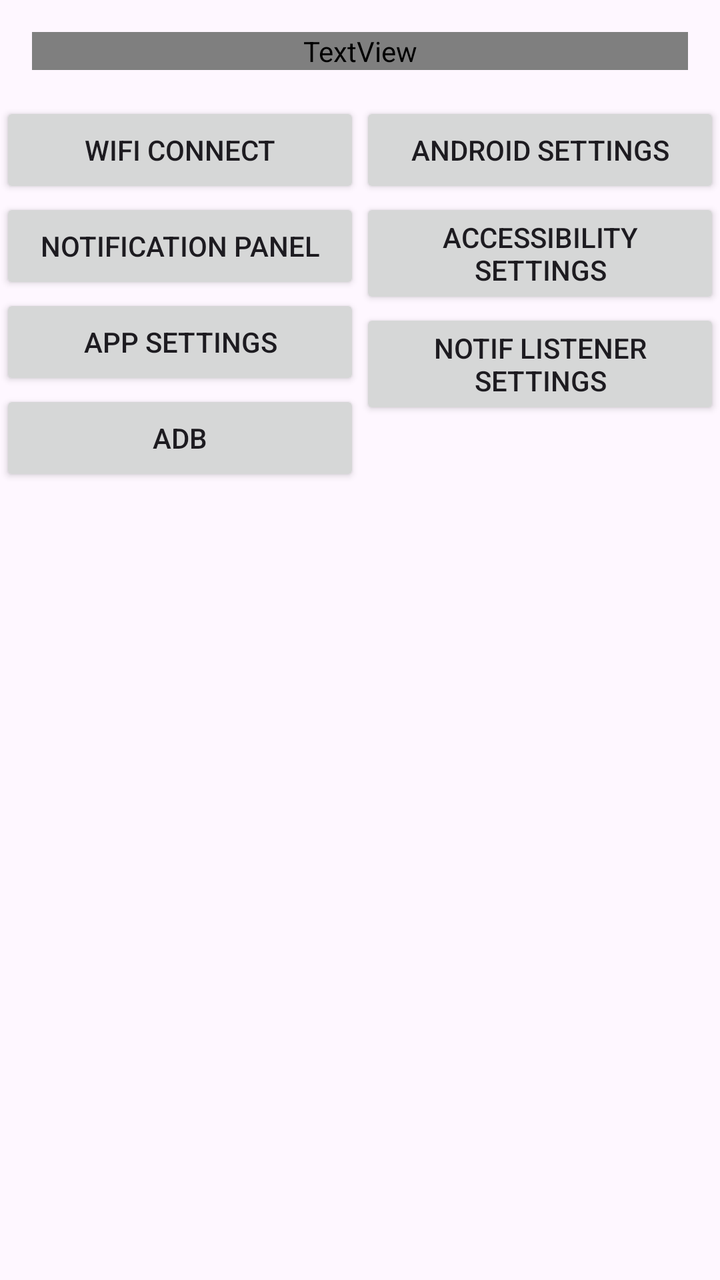
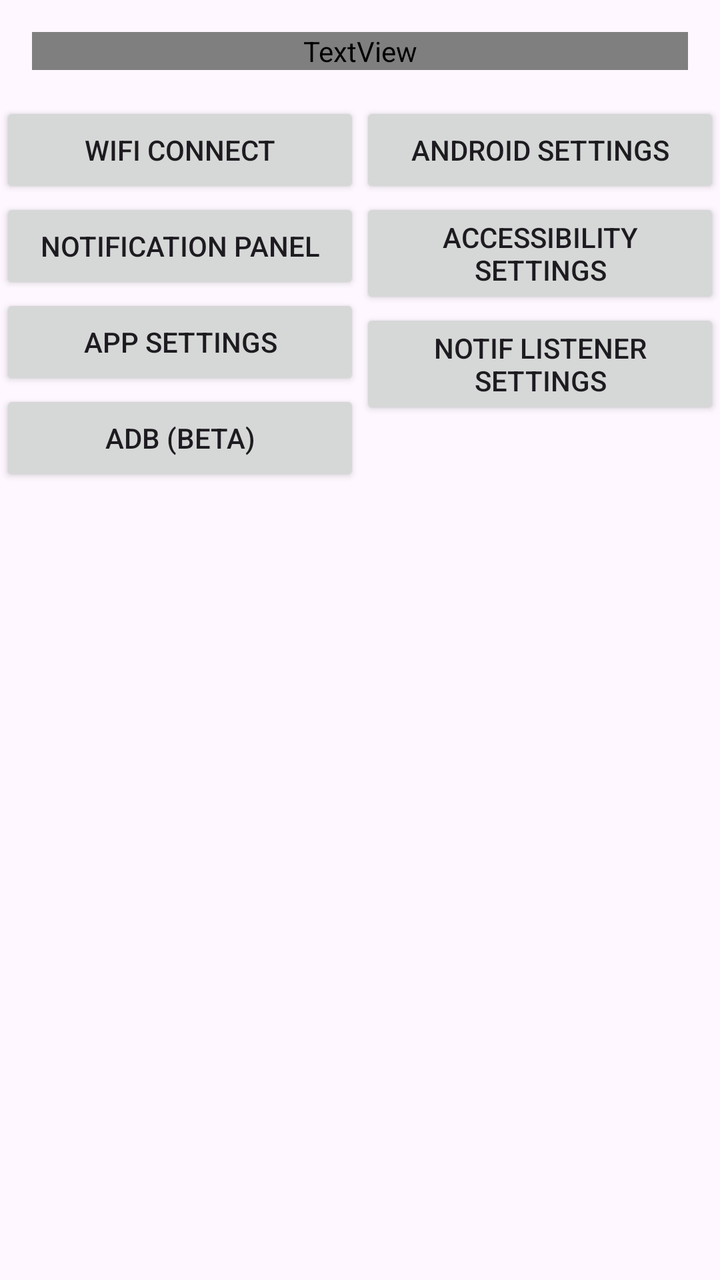

Compare the two renders of this Android layout. The source of the first and the diff that turns it into the second are given below.
<!-- AndroidManifest.xml: application theme Theme.Attitude -->
<!-- res/layout/activity_main.xml -->
<?xml version="1.0" encoding="utf-8"?>
<LinearLayout xmlns:android="http://schemas.android.com/apk/res/android"
    xmlns:app="http://schemas.android.com/apk/res-auto"
    xmlns:tools="http://schemas.android.com/tools"
    android:id="@+id/main"
    android:layout_width="match_parent"
    android:layout_height="match_parent"
    android:orientation="vertical"
    tools:context=".MainActivity">


    <TextView
        android:layout_width="match_parent"
        android:layout_height="wrap_content"
        android:layout_margin="16dp"
        android:drawablePadding="16dp"
        android:gravity="center_vertical"
        android:text="@string/app_name"
        app:drawableStartCompat="@mipmap/ic_launcher_round"
        style="@style/TextAppearance.Material3.TitleLarge"
        />



    <LinearLayout
        android:layout_width="match_parent"
        android:layout_height="match_parent"
        android:orientation="horizontal"
        >

        <LinearLayout
            android:layout_width="match_parent"
            android:layout_height="match_parent"
            android:layout_weight="1"
            android:orientation="vertical">

            <Button
                android:id="@+id/wifi_connect_button"
                android:layout_width="match_parent"
                android:layout_height="wrap_content"
                android:text="wifi connect" />

            <Button
                android:id="@+id/notification_panel_button"
                android:layout_width="match_parent"
                android:layout_height="wrap_content"
                android:text="notification panel" />

            <Button
                android:id="@+id/settings_button"
                android:layout_width="match_parent"
                android:layout_height="wrap_content"
                android:text="app settings" />

            <Button
                android:id="@+id/adb_button"
                android:layout_width="match_parent"
                android:layout_height="wrap_content"
                android:text="adb" />
        </LinearLayout>

        <LinearLayout
            android:layout_width="match_parent"
            android:layout_height="match_parent"
            android:layout_weight="1"
            android:orientation="vertical">

            <Button
                android:id="@+id/android_settings_button"
                android:layout_width="match_parent"
                android:layout_height="wrap_content"
                android:text="android settings" />

            <Button
                android:id="@+id/accessibility_settings_button"
                android:layout_width="match_parent"
                android:layout_height="wrap_content"
                android:text="accessibility settings" />

            <Button
                android:id="@+id/notification_listener_settings_button"
                android:layout_width="match_parent"
                android:layout_height="wrap_content"
                android:text="notif listener settings" />

        </LinearLayout>

    </LinearLayout>
</LinearLayout>
<!-- resources referenced by this layout -->
<resources>
  <!-- mipmap ic_launcher_round (mipmap-anydpi-v26) -->
  <?xml version="1.0" encoding="utf-8"?>
  <adaptive-icon xmlns:android="http://schemas.android.com/apk/res/android">
      <background android:drawable="@drawable/ic_launcher_background" />
      <foreground android:drawable="@drawable/ic_launcher_foreground" />
      <monochrome android:drawable="@drawable/ic_launcher_foreground" />
  </adaptive-icon>
  <string name="app_name">Attitude</string>
  <style name="Theme.Attitude" parent="Base.Theme.Attitude" />
  <!-- drawable ic_launcher_background (drawable) -->
  <vector xmlns:android="http://schemas.android.com/apk/res/android"
      android:width="108dp"
      android:height="108dp"
      android:viewportWidth="512"
      android:viewportHeight="512">
    <path
        android:pathData="M0,256h512v256h-512z"
        android:strokeAlpha="0.8"
        android:strokeWidth="5.7"
        android:fillColor="#644c2f"
        android:strokeColor="#00000000"/>
    <path
        android:pathData="M0,0h512v256h-512z"
        android:strokeAlpha="0.8"
        android:strokeWidth="5.7"
        android:fillColor="#00aae9"
        android:strokeColor="#00000000"/>
    <path
        android:pathData="M0,256H512"
        android:strokeWidth="32"
        android:fillColor="#00000000"
        android:strokeColor="#ffffff"/>
  </vector>
  <!-- drawable ic_launcher_foreground: vector/xml drawable (drawable, 2394 chars, omitted) -->
  <style name="Base.Theme.Attitude" parent="Theme.Material3.DayNight.NoActionBar">
          
          
      </style>
</resources>

<!-- the commit's change to res/layout/activity_main.xml (unified diff, before → after) -->
@@ -56,7 +56,7 @@
                 android:id="@+id/adb_button"
                 android:layout_width="match_parent"
                 android:layout_height="wrap_content"
-                android:text="adb" />
+                android:text="adb (beta)" />
         </LinearLayout>
 
         <LinearLayout
